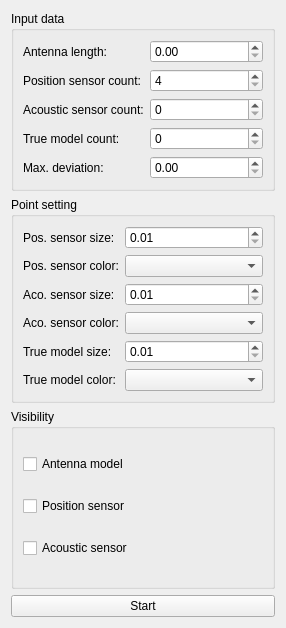
Before: the Qt Designer form controllPanel.ui in DimonPopov/PopovDS_9304_GraduateWork, drawn with Qt 5.
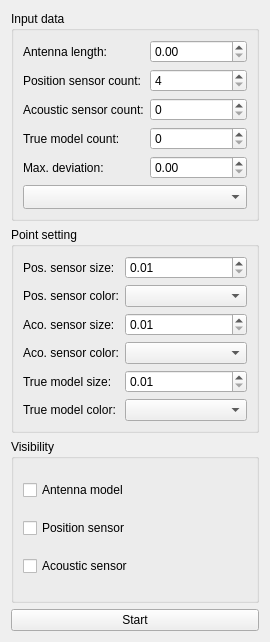
After: the same form once the commit is applied.

Commit message: add some interpolation type

Diff of the .ui file:
```diff
--- a/controllPanel.ui
+++ b/controllPanel.ui
@@ -6,8 +6,8 @@
    <rect>
     <x>0</x>
     <y>0</y>
-    <width>286</width>
-    <height>628</height>
+    <width>270</width>
+    <height>642</height>
    </rect>
   </property>
   <property name="windowTitle">
@@ -55,7 +55,11 @@
        </widget>
       </item>
       <item row="2" column="1">
-       <widget class="QSpinBox" name="interpolationCountSpin"/>
+       <widget class="QSpinBox" name="interpolationCountSpin">
+        <property name="maximum">
+         <number>10000</number>
+        </property>
+       </widget>
       </item>
       <item row="4" column="0">
        <widget class="QLabel" name="label_6">
@@ -79,7 +83,18 @@
        </widget>
       </item>
       <item row="3" column="1">
-       <widget class="QSpinBox" name="trueModelCountSpin"/>
+       <widget class="QSpinBox" name="trueModelCountSpin">
+        <property name="maximum">
+         <number>10000</number>
+        </property>
+       </widget>
+      </item>
+      <item row="5" column="0" colspan="2">
+       <widget class="QComboBox" name="interpolationCombo">
+        <property name="sizeAdjustPolicy">
+         <enum>QComboBox::AdjustToMinimumContentsLengthWithIcon</enum>
+        </property>
+       </widget>
       </item>
      </layout>
     </widget>
```
The commit also changes 10 other files.
